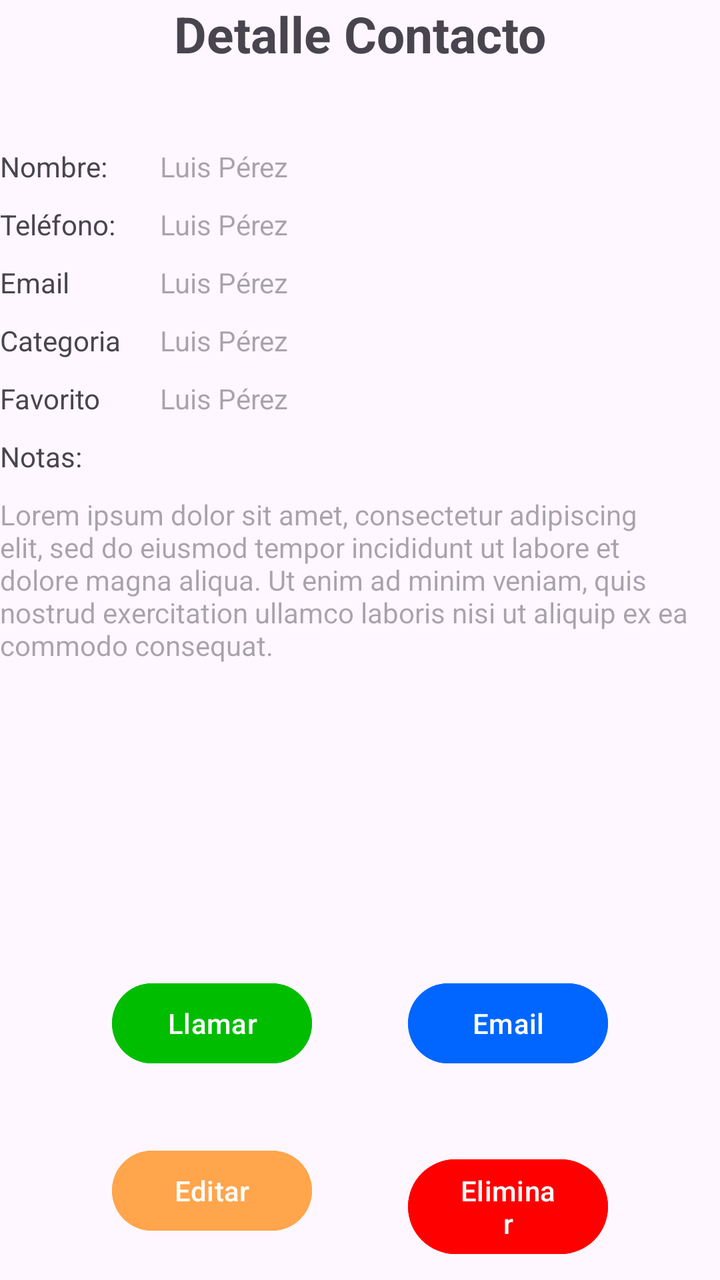
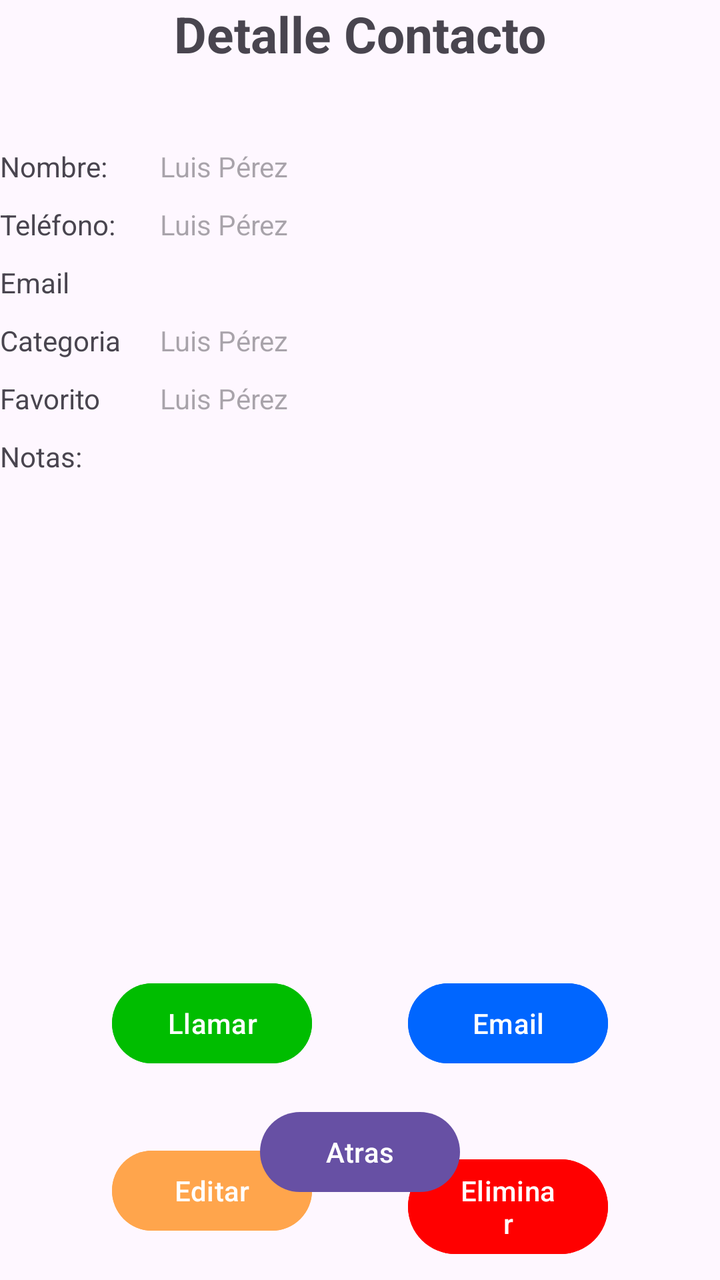

Compare the two renders of this Android layout. The source of the first and the diff that turns it into the second are given below.
<!-- AndroidManifest.xml: application theme Theme.MiAgenda -->
<!-- res/layout/activity_contacto_detalle.xml -->
<?xml version="1.0" encoding="utf-8"?>
<androidx.constraintlayout.widget.ConstraintLayout xmlns:android="http://schemas.android.com/apk/res/android"
    xmlns:app="http://schemas.android.com/apk/res-auto"
    xmlns:tools="http://schemas.android.com/tools"
    android:id="@+id/main"
    android:layout_width="match_parent"
    android:layout_height="match_parent"
    tools:context=".ContactoDetalleActivity">

    <TextView
        android:id="@+id/title"
        android:layout_width="wrap_content"
        android:layout_height="wrap_content"
        android:text="@string/title_contact_detail"
        app:layout_constraintTop_toTopOf="parent"
        app:layout_constraintEnd_toEndOf="parent"
        app:layout_constraintStart_toStartOf="parent"
        android:textSize="25sp"
        android:textStyle="bold"
        />

    
    <TextView
        android:id="@+id/nameLabel"
        android:layout_width="80dp"
        android:layout_height="wrap_content"
        app:layout_constraintBaseline_toBaselineOf="@+id/name"
        app:layout_constraintStart_toStartOf="parent"
        android:text="@string/name"
        />
    <TextView
        android:id="@+id/name"
        android:layout_width="0dp"
        android:layout_height="wrap_content"
        android:hint="@string/name_example"
        app:layout_constraintTop_toBottomOf="@+id/title"
        app:layout_constraintStart_toEndOf="@id/nameLabel"
        app:layout_constraintEnd_toEndOf="parent"
        android:layout_marginTop="40dp"
        />

    
    <TextView
        android:id="@+id/phoneLabel"
        android:layout_width="80dp"
        android:layout_height="wrap_content"
        app:layout_constraintBaseline_toBaselineOf="@+id/phone"
        app:layout_constraintStart_toStartOf="parent"
        android:text="@string/phone"
        />
    <TextView
        android:id="@+id/phone"
        android:layout_width="0dp"
        android:layout_height="wrap_content"
        android:hint="@string/name_example"
        app:layout_constraintTop_toBottomOf="@+id/nameLabel"
        app:layout_constraintStart_toEndOf="@id/phoneLabel"
        app:layout_constraintEnd_toEndOf="parent"
        android:layout_marginTop="10dp"
        />

    
    <TextView
        android:id="@+id/emailLabel"
        android:layout_width="80dp"
        android:layout_height="wrap_content"
        app:layout_constraintBaseline_toBaselineOf="@+id/email"
        app:layout_constraintStart_toStartOf="parent"
        android:text="@string/emailDetail"
        />
    <TextView
        android:id="@+id/email"
        android:layout_width="0dp"
        android:layout_height="wrap_content"
        android:hint="@string/name_example"
        app:layout_constraintTop_toBottomOf="@+id/phoneLabel"
        app:layout_constraintStart_toEndOf="@id/emailLabel"
        app:layout_constraintEnd_toEndOf="parent"
        android:layout_marginTop="10dp"
        />

    
    <TextView
        android:id="@+id/categoryLabel"
        android:layout_width="80dp"
        android:layout_height="wrap_content"
        app:layout_constraintBaseline_toBaselineOf="@+id/category"
        app:layout_constraintStart_toStartOf="parent"
        android:text="@string/cagegory"
        />
    <TextView
        android:id="@+id/category"
        android:layout_width="0dp"
        android:layout_height="wrap_content"
        android:hint="@string/name_example"
        app:layout_constraintTop_toBottomOf="@+id/emailLabel"
        app:layout_constraintStart_toEndOf="@id/emailLabel"
        app:layout_constraintEnd_toEndOf="parent"
        android:layout_marginTop="10dp"
        />

    
    <TextView
        android:id="@+id/favoriteLabel"
        android:layout_width="80dp"
        android:layout_height="wrap_content"
        app:layout_constraintBaseline_toBaselineOf="@+id/fav"
        app:layout_constraintStart_toStartOf="parent"
        android:text="@string/favourite"
        />
    <TextView
        android:id="@+id/fav"
        android:layout_width="0dp"
        android:layout_height="wrap_content"
        android:hint="@string/name_example"
        app:layout_constraintTop_toBottomOf="@+id/category"
        app:layout_constraintStart_toEndOf="@id/favoriteLabel"
        app:layout_constraintEnd_toEndOf="parent"
        android:layout_marginTop="10dp"
        />

    
    <TextView
        android:id="@+id/noteLabel"
        android:layout_width="80dp"
        android:layout_height="wrap_content"
        app:layout_constraintTop_toBottomOf="@id/fav"
        app:layout_constraintStart_toStartOf="parent"
        android:text="@string/notes"
        android:layout_marginTop="10dp"
        />
    <TextView
        android:id="@+id/notes"
        android:layout_width="0dp"
        android:layout_height="200dp"
        android:hint="@string/notes_example"
        app:layout_constraintTop_toBottomOf="@+id/noteLabel"
        app:layout_constraintStart_toStartOf="parent"
        app:layout_constraintEnd_toEndOf="parent"
        android:layout_marginTop="10dp"
        />

    
    <Button
        android:id="@+id/btnCall"
        android:layout_width="100dp"
        android:layout_height="wrap_content"
        android:text="Llamar"
        app:layout_constraintStart_toStartOf="parent"
        app:layout_constraintEnd_toStartOf="@id/btnEmail"
        app:layout_constraintHorizontal_chainStyle="packed"
        app:layout_constraintBaseline_toBaselineOf="@+id/btnEmail"
        android:layout_marginTop="40dp"
        android:layout_marginEnd="40dp"
        android:backgroundTint="@color/green_blue"
        />
    <Button
        android:id="@+id/btnEmail"
        android:layout_width="100dp"
        android:layout_height="wrap_content"
        android:text="Email"
        app:layout_constraintStart_toEndOf="@id/btnCall"
        app:layout_constraintTop_toBottomOf="@+id/notes"
        app:layout_constraintEnd_toEndOf="parent"
        android:layout_marginStart="8dp"
        android:backgroundTint="@color/blue"
        android:layout_marginTop="40dp"

        />
    <Button
        android:id="@+id/btnEdit"
        android:layout_width="100dp"
        android:layout_height="wrap_content"
        android:text="Editar"
        app:layout_constraintStart_toStartOf="parent"
        app:layout_constraintHorizontal_chainStyle="packed"
        app:layout_constraintBaseline_toBaselineOf="@+id/btnDelete"
        app:layout_constraintEnd_toStartOf="@+id/btnDelete"
        android:layout_marginTop="40dp"
        android:layout_marginEnd="40dp"
        android:backgroundTint="@color/orange"
        />
    <Button
        android:id="@+id/btnDelete"
        android:layout_width="100dp"
        android:layout_height="wrap_content"
        android:text="Eliminar"
        app:layout_constraintStart_toEndOf="@+id/btnEdit"
        app:layout_constraintEnd_toEndOf="parent"
        android:layout_marginStart="8dp"
        android:backgroundTint="@color/red"
        app:layout_constraintTop_toBottomOf="@+id/btnCall"
        android:layout_marginTop="40dp"

        />

</androidx.constraintlayout.widget.ConstraintLayout>
<!-- resources referenced by this layout -->
<resources>
  <color name="blue">#0066FF</color>
  <color name="green_blue">#00BD00</color>
  <color name="orange">#FFA54C</color>
  <color name="red">#FF0000</color>
  <string name="cagegory">Categoria</string>
  <string name="emailDetail">Email</string>
  <string name="favourite">Favorito</string>
  <string name="name">Nombre: </string>
  <string name="name_example">Luis Pérez</string>
  <string name="notes">Notas: </string>"
  <string name="notes_example">Lorem ipsum dolor sit amet, consectetur adipiscing elit, sed do eiusmod tempor incididunt ut labore et dolore magna aliqua. Ut enim ad minim veniam, quis nostrud exercitation ullamco laboris nisi ut aliquip ex ea commodo consequat.</string>
  <string name="phone">Teléfono: </string>
  <string name="title_contact_detail">Detalle Contacto"</string>
  <style name="Theme.MiAgenda" parent="Base.Theme.MiAgenda" />
  <style name="Base.Theme.MiAgenda" parent="Theme.Material3.DayNight.NoActionBar">
          
          
      </style>
</resources>

<!-- the commit's change to res/layout/activity_contacto_detalle.xml (unified diff, before → after) -->
@@ -72,7 +72,6 @@
         android:id="@+id/email"
         android:layout_width="0dp"
         android:layout_height="wrap_content"
-        android:hint="@string/name_example"
         app:layout_constraintTop_toBottomOf="@+id/phoneLabel"
         app:layout_constraintStart_toEndOf="@id/emailLabel"
         app:layout_constraintEnd_toEndOf="parent"
@@ -133,7 +132,6 @@
         android:id="@+id/notes"
         android:layout_width="0dp"
         android:layout_height="200dp"
-        android:hint="@string/notes_example"
         app:layout_constraintTop_toBottomOf="@+id/noteLabel"
         app:layout_constraintStart_toStartOf="parent"
         app:layout_constraintEnd_toEndOf="parent"
@@ -145,7 +143,7 @@
         android:id="@+id/btnCall"
         android:layout_width="100dp"
         android:layout_height="wrap_content"
-        android:text="Llamar"
+        android:text="@string/call"
         app:layout_constraintStart_toStartOf="parent"
         app:layout_constraintEnd_toStartOf="@id/btnEmail"
         app:layout_constraintHorizontal_chainStyle="packed"
@@ -158,7 +156,7 @@
         android:id="@+id/btnEmail"
         android:layout_width="100dp"
         android:layout_height="wrap_content"
-        android:text="Email"
+        android:text="@string/btn_email"
         app:layout_constraintStart_toEndOf="@id/btnCall"
         app:layout_constraintTop_toBottomOf="@+id/notes"
         app:layout_constraintEnd_toEndOf="parent"
@@ -171,7 +169,7 @@
         android:id="@+id/btnEdit"
         android:layout_width="100dp"
         android:layout_height="wrap_content"
-        android:text="Editar"
+        android:text="@string/edit"
         app:layout_constraintStart_toStartOf="parent"
         app:layout_constraintHorizontal_chainStyle="packed"
         app:layout_constraintBaseline_toBaselineOf="@+id/btnDelete"
@@ -184,7 +182,7 @@
         android:id="@+id/btnDelete"
         android:layout_width="100dp"
         android:layout_height="wrap_content"
-        android:text="Eliminar"
+        android:text="@string/remove"
         app:layout_constraintStart_toEndOf="@+id/btnEdit"
         app:layout_constraintEnd_toEndOf="parent"
         android:layout_marginStart="8dp"
@@ -194,4 +192,17 @@
 
         />
 
+    <Button
+        android:id="@+id/btnAtras"
+        android:layout_width="100dp"
+        android:layout_height="wrap_content"
+        android:text="@string/back"
+        app:layout_constraintStart_toStartOf="parent"
+        app:layout_constraintEnd_toEndOf="parent"
+        android:layout_marginStart="8dp"
+        app:layout_constraintBottom_toBottomOf="parent"
+        android:layout_margin="40dp"
+
+        />
+
 </androidx.constraintlayout.widget.ConstraintLayout>
<!-- resource entries referenced after the edit -->
@@ -4,14 +4,18 @@
   <color name="green_blue">#00BD00</color>
   <color name="orange">#FFA54C</color>
   <color name="red">#FF0000</color>
+  <string name="back">Atras</string>
+  <string name="btn_email">Email</string>"
   <string name="cagegory">Categoria</string>
+  <string name="call">Llamar</string>
+  <string name="edit">Editar</string>
   <string name="emailDetail">Email</string>
   <string name="favourite">Favorito</string>
   <string name="name">Nombre: </string>
   <string name="name_example">Luis Pérez</string>
   <string name="notes">Notas: </string>"
-  <string name="notes_example">Lorem ipsum dolor sit amet, consectetur adipiscing elit, sed do eiusmod tempor incididunt ut labore et dolore magna aliqua. Ut enim ad minim veniam, quis nostrud exercitation ullamco laboris nisi ut aliquip ex ea commodo consequat.</string>
   <string name="phone">Teléfono: </string>
+  <string name="remove">Eliminar</string>
   <string name="title_contact_detail">Detalle Contacto"</string>
   <style name="Theme.MiAgenda" parent="Base.Theme.MiAgenda" />
   <style name="Base.Theme.MiAgenda" parent="Theme.Material3.DayNight.NoActionBar">
